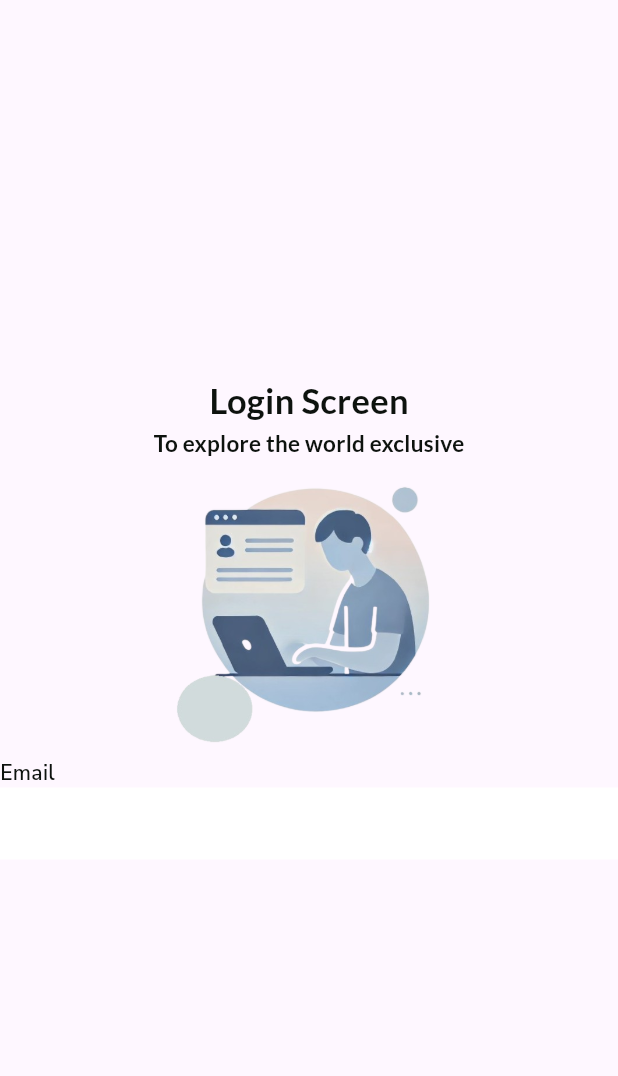
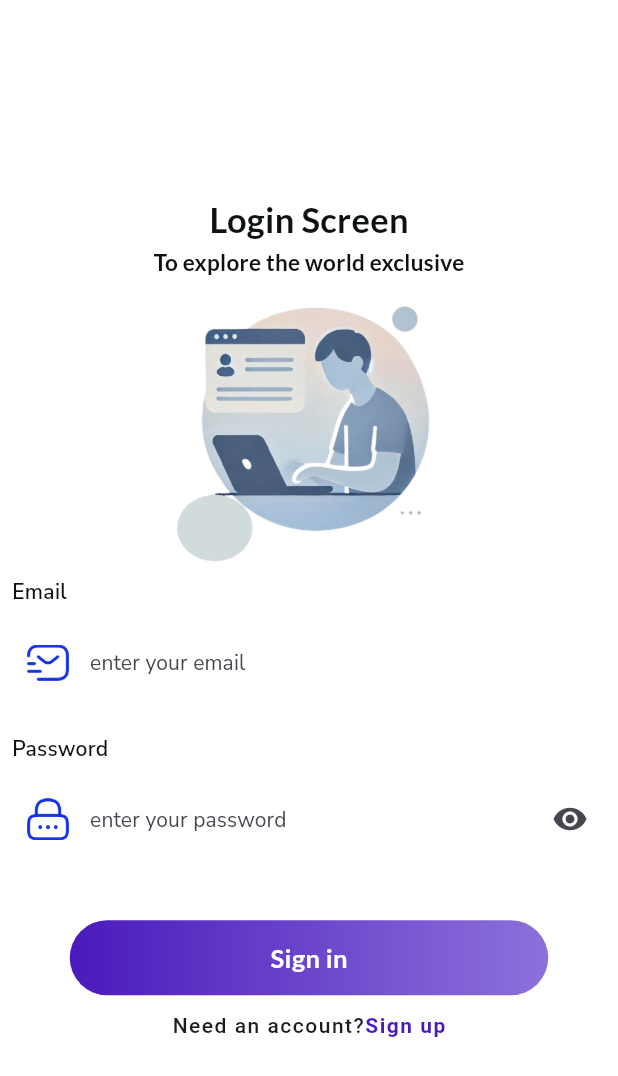
Before and after one commit to skecra/shop_app, a Flutter app: the screen it shows after launch, on a phone screen of 412 x 824 dp. Shown: the top 1076 px of the screen. Run offline on Flutter 3.47's test engine with Material 3 defaults, Android fonts, the light colour scheme and no system bars; our stand-ins replace google_fonts.

Commit message:
login screen i pocetak register-a

```diff
--- a/lib/main.dart
+++ b/lib/main.dart
@@ -12,6 +12,7 @@ class MyApp extends StatelessWidget {
   @override
   Widget build(BuildContext context) {
     return MaterialApp(
+      debugShowCheckedModeBanner: false,
       title: 'Flutter Demo',
       theme: ThemeData(
         // This is the theme of your application.
--- a/lib/views/screens/authentication_screens/login_screen.dart
+++ b/lib/views/screens/authentication_screens/login_screen.dart
@@ -1,5 +1,6 @@
 import 'package:flutter/material.dart';
 import 'package:google_fonts/google_fonts.dart';
+import 'package:shop_app/views/screens/authentication_screens/register_screen.dart';
 
 class LoginScreen extends StatelessWidget {
   const LoginScreen({super.key});
@@ -7,7 +8,10 @@ class LoginScreen extends StatelessWidget {
   @override
   Widget build(BuildContext context) {
     return Scaffold(
-      body: Center(
+      backgroundColor: Colors.white.withOpacity(0.95,),
+      body: Padding(
+        padding: const EdgeInsets.all(8.0),
+        child: Center(
           child: Column(
             mainAxisAlignment: MainAxisAlignment.center,
             children: [
@@ -38,23 +42,124 @@ class LoginScreen extends StatelessWidget {
                 fontWeight: FontWeight.w600,
                 letterSpacing: 0.2),
                 )
+               ),
 
+              SizedBox(
+                height: 10,
+              ),
 
-             ),
               TextFormField(
                 decoration: InputDecoration(
                   fillColor: Colors.white,
                   filled: true,
                   border: OutlineInputBorder(borderRadius: BorderRadius.circular(9)),
                 focusedBorder: InputBorder.none,
-                enabledBorder: InputBorder.none
+                  enabledBorder: InputBorder.none,
+                  labelText: 'enter your email',
+                  labelStyle: GoogleFonts.getFont('Nunito Sans',
+                  fontSize: 14,
+                  letterSpacing: 0.1),
+                  prefixIcon: Padding(
+                    padding: const EdgeInsets.all(10.0),
+                    child: Image.asset('assets/icons/email.png', width: 20,
+                    height: 20,),
+                  )
+
                 ),
 
+              ),
+
+              SizedBox(
+                height: 20,
+              ),
+
+              Align(
+                  alignment: Alignment.topLeft,
+                  child: Text('Password', style: GoogleFonts.getFont('Nunito Sans',
+                      color: Color(0xFF0d120E),
+                      fontWeight: FontWeight.w600,
+                      letterSpacing: 0.2),
+
+
+                  )
+              ),
+
+
+              SizedBox(
+                height: 10,
+              ),
+
+
+              TextFormField(
+                decoration: InputDecoration(
+                    fillColor: Colors.white,
+                    filled: true,
+                    border: OutlineInputBorder(borderRadius: BorderRadius.circular(9)),
+                    focusedBorder: InputBorder.none,
+                    enabledBorder: InputBorder.none,
+                    labelText: 'enter your password',
+                    labelStyle: GoogleFonts.getFont('Nunito Sans',
+                        fontSize: 14,
+                        letterSpacing: 0.1),
+                    prefixIcon: Padding(
+                      padding: const EdgeInsets.all(10.0),
+                      child: Image.asset('assets/icons/password.png', width: 20,
+                        height: 20,),
+                    ),
+                  suffixIcon: Icon(Icons.visibility)
+
+                ),
+
+              ),
+
+              SizedBox(height: 40,),
+
+              Container(
+                width: 319,
+                height: 50,
+                decoration: BoxDecoration(
+                  borderRadius: BorderRadius.circular(35),
+                  gradient: LinearGradient(colors:
+                  [Color(0xFF4A19BC),
+                    Color(0xf08468d8)])
+                ),
+                child: Center(child: Text('Sign in',
+                style: GoogleFonts.getFont('Lato',
+                fontSize: 17,
+                fontWeight: FontWeight.bold,
+                color: Colors.white),
+                ),)
+              ),
+
+              SizedBox(height: 10,),
+
+              Row(
+                mainAxisAlignment: MainAxisAlignment.center,
+                children: [
+                  Text('Need an account?', style: GoogleFonts.roboto(fontWeight: FontWeight.w500,
+                  letterSpacing: 1),),
+                  InkWell(
+                    onTap: () {
+                      Navigator.push(
+                          context, MaterialPageRoute(builder: (context) {
+                        return RegisterScreen();
+                      }));
+                    },
+
+                      child: Text('Sign up', style: GoogleFonts.roboto(fontWeight: FontWeight.bold, letterSpacing:1,
+                      color: Color(0xFF4A19BC))
+                      ,
+                      )
+                      ,
+                  )
+
+                ],
               )
 
             ],
           ),
         ),
+      ),
     );
   }
 }
```
Also changed, not shown: lib/views/screens/authentication_screens/register_screen.dart (added, +151 -0 lines). Lines whose indentation alone changed are shown as unchanged.
